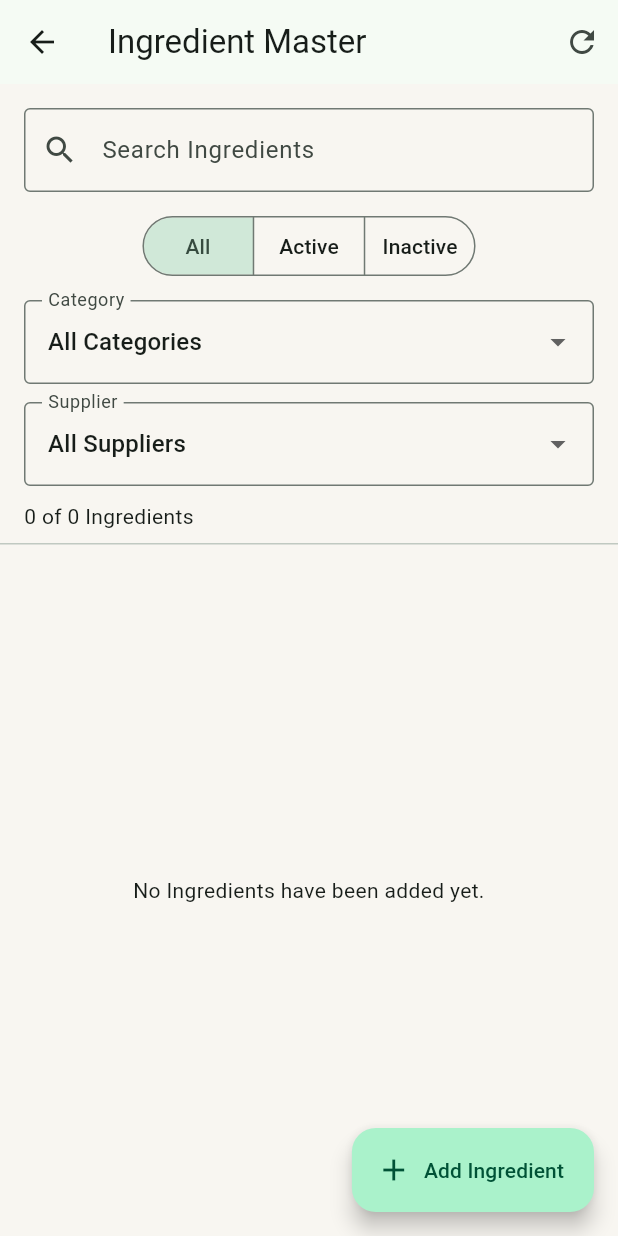
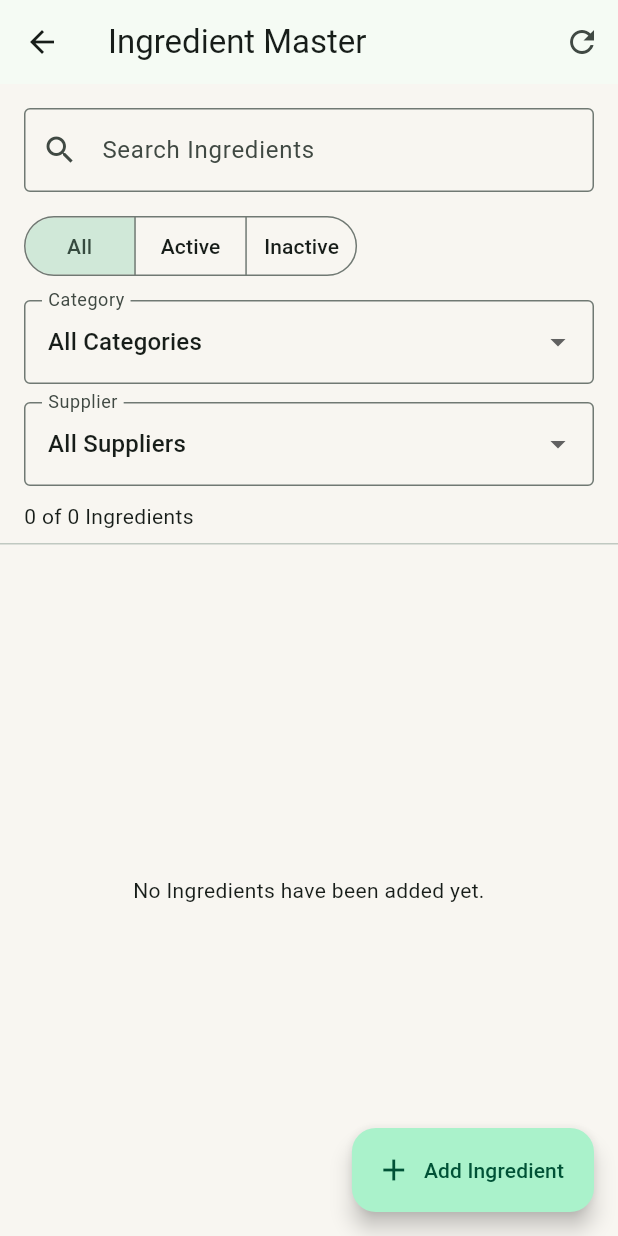
Before and after one commit to dagondonflaviano7-boop/Kitchen-Sync, a Flutter app: the IngredientScreen screen opened directly, on a phone screen of 412 x 824 dp. Run offline on Flutter 3.47's test engine with Material 3 defaults, Android fonts, the phone set to English and light mode, and no system bars; our stand-ins replace connectivity_plus, device_info_plus, firebase_auth, firebase_core, firebase_database, flutter_riverpod and 4 more; accounts and stored records are empty.

Commit message:
fix: left align Ingredient status filters

```diff
--- a/lib/features/master_data/ingredients/presentation/ingredient_screen.dart
+++ b/lib/features/master_data/ingredients/presentation/ingredient_screen.dart
@@ -958,7 +958,9 @@ class _IngredientScreenState extends State<IngredientScreen> {
                 },
               ),
               const SizedBox(height: 12),
-              SingleChildScrollView(
+              Align(
+                alignment: Alignment.centerLeft,
+                child: SingleChildScrollView(
                   scrollDirection: Axis.horizontal,
                   child: SegmentedButton<IngredientStatusFilter>(
                     showSelectedIcon: false,
@@ -988,6 +990,7 @@ class _IngredientScreenState extends State<IngredientScreen> {
 
                       _applyFilters();
                     },
+                  ),
                 ),
               ),
               const SizedBox(height: 12),
```
Lines whose indentation alone changed are shown as unchanged.
